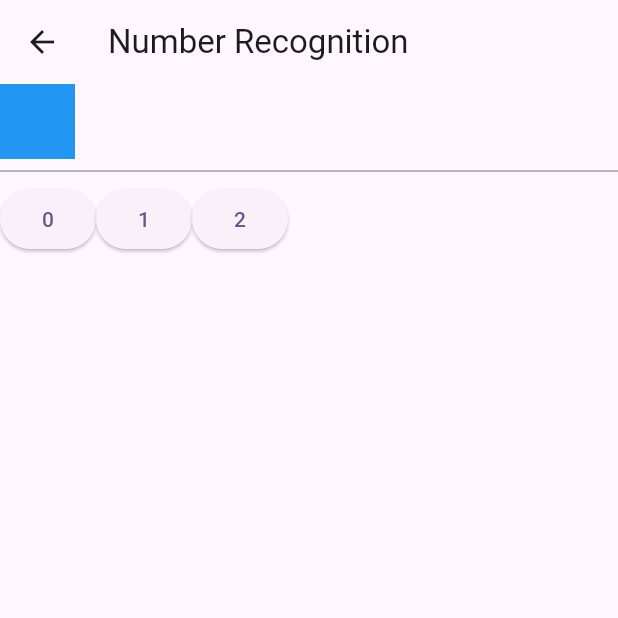
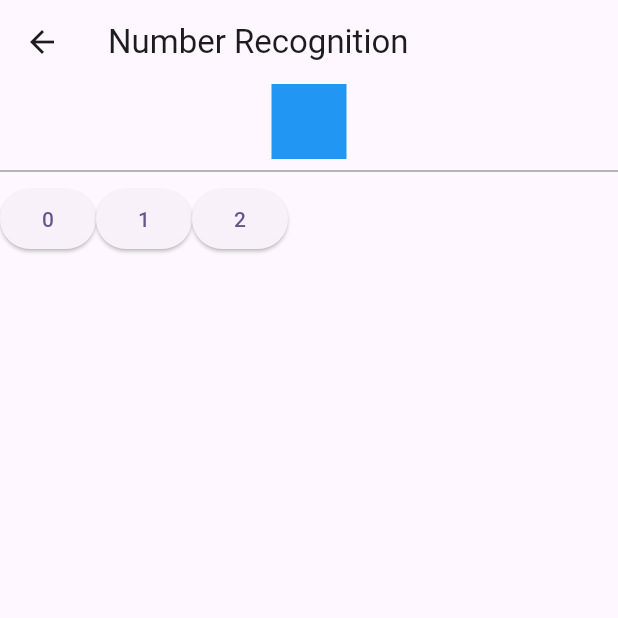
Before and after one commit to igorbasko01/flutter-arithmetic-expression-generator, a Flutter app: the NumberRecognitionPage screen opened directly, on a phone screen of 412 x 824 dp, the top half of it. Run offline on Flutter 3.47's test engine with Material 2 defaults, Android fonts, the phone set to English and light mode, and no system bars; our stand-ins replace flutter_bloc.

Commit message:
wrap the objects drawing so it won't be clipped

```diff
--- a/lib/screens/home/number_recognition_page.dart
+++ b/lib/screens/home/number_recognition_page.dart
@@ -67,7 +67,7 @@ class _NumberRecognitionPageState extends State<NumberRecognitionPage> {
   }
 
   Widget _drawObjects(int numberOfObjects, Function drawObject) {
-    return Row(
+    return Wrap(
         children: List.generate(numberOfObjects * 2 - 1, (index) {
       if (index % 2 == 0) {
         return drawObject();
```
